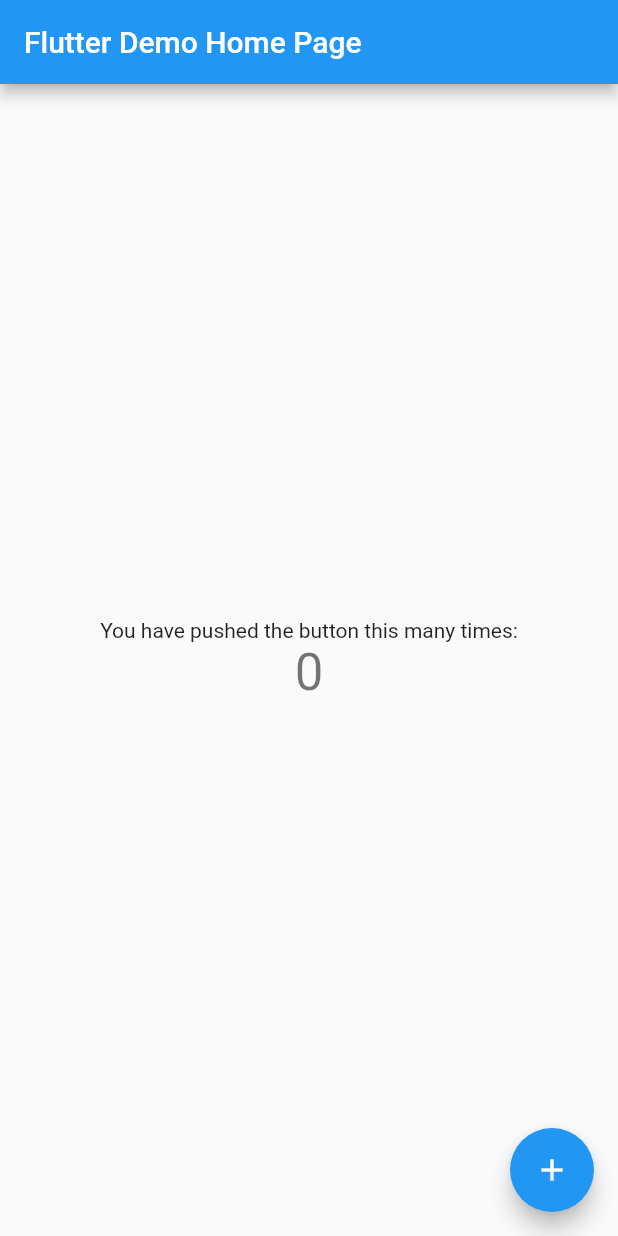
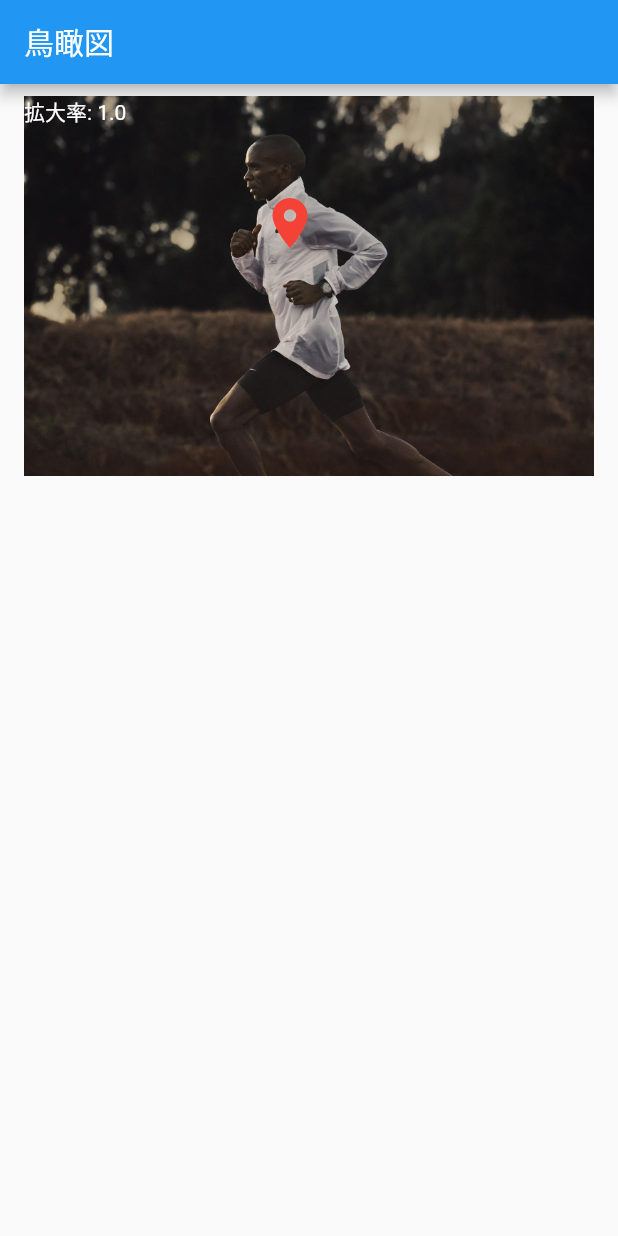
Before and after one commit to totolog-flutter/for-learning, a Flutter app: the screen it shows after launch, on a phone screen of 412 x 824 dp. Run offline on Flutter 3.47's test engine with Material 2 defaults, Android fonts, the phone set to English and light mode, and no system bars.

Commit message:
add: zoom function

```diff
--- a/lib/main.dart
+++ b/lib/main.dart
@@ -13,103 +13,107 @@
     return MaterialApp(
       title: 'Flutter Demo',
       theme: ThemeData(
-        // This is the theme of your application.
-        //
-        // Try running your application with "flutter run". You'll see the
-        // application has a blue toolbar. Then, without quitting the app, try
-        // changing the primarySwatch below to Colors.green and then invoke
-        // "hot reload" (press "r" in the console where you ran "flutter run",
-        // or simply save your changes to "hot reload" in a Flutter IDE).
-        // Notice that the counter didn't reset back to zero; the application
-        // is not restarted.
         primarySwatch: Colors.blue,
       ),
-      home: const MyHomePage(title: 'Flutter Demo Home Page'),
+      home: MyHomePage(),
     );
   }
 }
 
 class MyHomePage extends StatefulWidget {
-  const MyHomePage({super.key, required this.title});
-
-  // This widget is the home page of your application. It is stateful, meaning
-  // that it has a State object (defined below) that contains fields that affect
-  // how it looks.
-
-  // This class is the configuration for the state. It holds the values (in this
-  // case the title) provided by the parent (in this case the App widget) and
-  // used by the build method of the State. Fields in a Widget subclass are
-  // always marked "final".
-
-  final String title;
+  const MyHomePage({super.key});
 
   @override
   State<MyHomePage> createState() => _MyHomePageState();
 }
 
 class _MyHomePageState extends State<MyHomePage> {
-  int _counter = 0;
+  final controller = TransformationController();
+  double scaleRation = 1.0;
 
-  void _incrementCounter() {
-    setState(() {
-      // This call to setState tells the Flutter framework that something has
-      // changed in this State, which causes it to rerun the build method below
-      // so that the display can reflect the updated values. If we changed
-      // _counter without calling setState(), then the build method would not be
-      // called again, and so nothing would appear to happen.
-      _counter++;
+  @override
+  void didChangeDependencies() {
+    super.didChangeDependencies();
+    controller.addListener(() {
+      setState(() {
+        scaleRation = controller.value.getMaxScaleOnAxis();
+      });
     });
   }
 
   @override
   Widget build(BuildContext context) {
-    // This method is rerun every time setState is called, for instance as done
-    // by the _incrementCounter method above.
-    //
-    // The Flutter framework has been optimized to make rerunning build methods
-    // fast, so that you can just rebuild anything that needs updating rather
-    // than having to individually change instances of widgets.
     return Scaffold(
       appBar: AppBar(
-        // Here we take the value from the MyHomePage object that was created by
-        // the App.build method, and use it to set our appbar title.
-        title: Text(widget.title),
+        title: Text('鳥瞰図'),
       ),
-      body: Center(
-        // Center is a layout widget. It takes a single child and positions it
-        // in the middle of the parent.
+      body: Container(
+        padding: EdgeInsets.symmetric(vertical: 8, horizontal: 16),
         child: Column(
-          // Column is also a layout widget. It takes a list of children and
-          // arranges them vertically. By default, it sizes itself to fit its
-          // children horizontally, and tries to be as tall as its parent.
-          //
-          // Invoke "debug painting" (press "p" in the console, choose the
-          // "Toggle Debug Paint" action from the Flutter Inspector in Android
-          // Studio, or the "Toggle Debug Paint" command in Visual Studio Code)
-          // to see the wireframe for each widget.
-          //
-          // Column has various properties to control how it sizes itself and
-          // how it positions its children. Here we use mainAxisAlignment to
-          // center the children vertically; the main axis here is the vertical
-          // axis because Columns are vertical (the cross axis would be
-          // horizontal).
-          mainAxisAlignment: MainAxisAlignment.center,
-          children: <Widget>[
-            const Text(
-              'You have pushed the button this many times:',
-            ),
-            Text(
-              '$_counter',
-              style: Theme.of(context).textTheme.headline4,
+          children: [
+            InteractiveViewer(
+              minScale: 1.0,
+              scaleEnabled: true,
+              panEnabled: true,
+              transformationController: controller,
+              child: IntrinsicHeight(
+                child: Stack(
+                  fit: StackFit.expand,
+                  children: [
+                    Image.asset(
+                      'assets/images/kipchoge.jpeg',
+                      fit: BoxFit.cover,
+                    ),
+                    Text(
+                      '拡大率: ${scaleRation}',
+                      style: TextStyle(color: Colors.white),
+                    ),
+                    Align(
+                      alignment: const Alignment(-0.1, -0.45),
+                      child: Column(
+                        mainAxisSize: MainAxisSize.min,
+                        children: [
+                          IconButton(
+                            onPressed: () {
+                              print('nike wear');
+                            },
+                            icon: Icon(
+                              Icons.location_on,
+                              color: Colors.red,
+                              size: 40,
+                            ),
+                          )
+                        ],
+                      ),
+                    ),
+                    Visibility(
+                      visible: scaleRation > 1.5,
+                      child: Align(
+                        alignment: const Alignment(0.04, -0.15),
+                        child: Column(
+                          mainAxisSize: MainAxisSize.min,
+                          children: [
+                            IconButton(
+                              onPressed: () {
+                                print('nike wear');
+                              },
+                              icon: Icon(
+                                Icons.location_on,
+                                color: Colors.blue,
+                                size: 40,
+                              ),
+                            )
+                          ],
+                        ),
+                      ),
+                    ),
+                  ],
+                ),
+              ),
             ),
           ],
         ),
       ),
-      floatingActionButton: FloatingActionButton(
-        onPressed: _incrementCounter,
-        tooltip: 'Increment',
-        child: const Icon(Icons.add),
-      ), // This trailing comma makes auto-formatting nicer for build methods.
     );
   }
 }
--- a/pubspec.yaml
+++ b/pubspec.yaml
@@ -60,8 +60,8 @@
   uses-material-design: true
 
   # To add assets to your application, add an assets section, like this:
-  # assets:
-  #   - images/a_dot_burr.jpeg
+  assets:
+    - assets/images/kipchoge.jpeg
   #   - images/a_dot_ham.jpeg
 
   # An image asset can refer to one or more resolution-specific "variants", see
```
Also changed, not shown: assets/images/kipchoge.jpeg (added).
